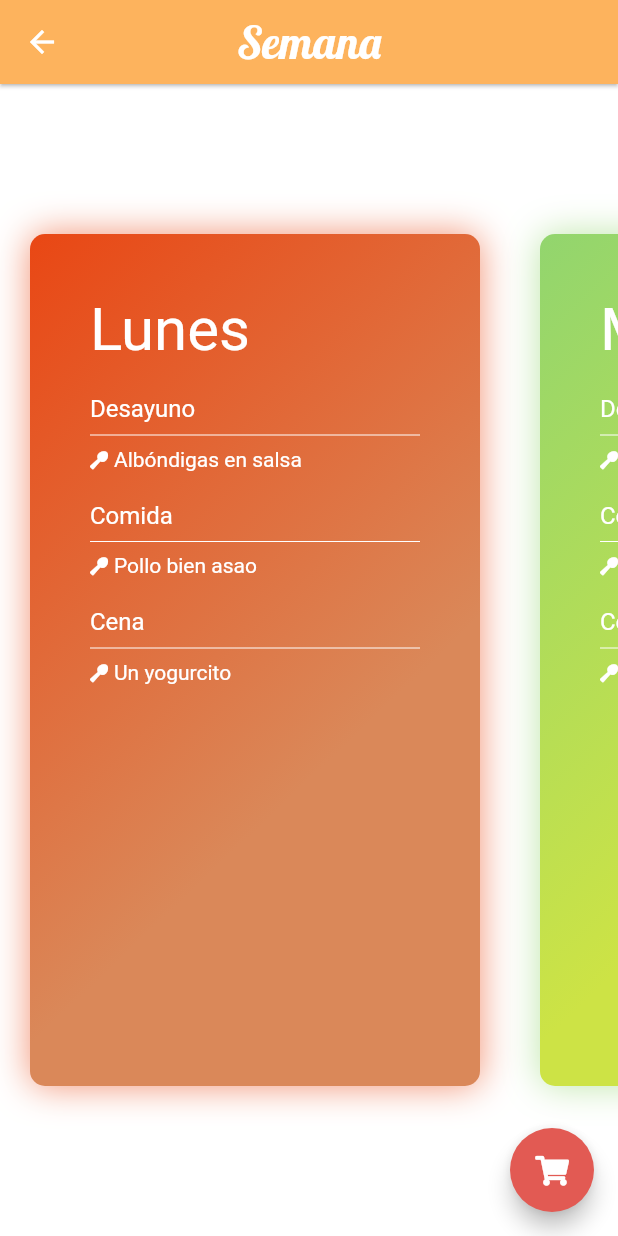
After one commit to rubenrcm/app_recipes, a Flutter app: the screen it shows after launch, after a tap on an icon or button, on a phone screen of 412 x 824 dp. The commit adds this screen. Run offline on Flutter 3.47's test engine with Material 2 defaults, Android fonts, the phone set to English and light mode, and no system bars; our stand-ins replace fluttertoast, font_awesome_flutter, gallery_saver, image_picker, sqflite; missing offline and left inert: flutter_duration_picker; accounts and stored records are empty.

Commit message:
Added new view with the draft of the week plan

```diff
--- a/lib/views/recipe_list.dart
+++ b/lib/views/recipe_list.dart
@@ -6,6 +6,7 @@ import 'package:recipes/models/photo_colors.dart';
 import 'package:recipes/models/recipe.dart';
 import 'package:recipes/utils/database_helper.dart';
 import 'package:recipes/views/recipe_detail.dart';
+import 'package:recipes/views/week_list.dart';
 import 'package:sqflite/sqflite.dart';
 import 'package:font_awesome_flutter/font_awesome_flutter.dart';
 import 'package:recipes/views/recipe_detail_edit.dart';
@@ -91,12 +92,12 @@ class RecipeListState extends State<RecipeList> {
 
 							IconButton(
 								icon: FaIcon(
-									FontAwesomeIcons.tag,
+									FontAwesomeIcons.calendarDay,
 									size: 20.0,
 									color: Colors.black26,
 								),
 								onPressed: () {
-									Fluttertoast.showToast(msg: 'Coming soon');
+									navigateToWeek();
 								},
 							),
 
@@ -162,6 +163,15 @@ class RecipeListState extends State<RecipeList> {
 	void navigateToCart() async {
 		bool result = await Navigator.push(context, MaterialPageRoute(builder: (context) {
 			return CartList();
+		}));
+		if (result == true) {
+			updateListView();
+		}
+	}
+
+	void navigateToWeek() async {
+		bool result = await Navigator.push(context, MaterialPageRoute(builder: (context) {
+			return WeekList();
 		}));
 		if (result == true) {
 			updateListView();
--- /dev/null
+++ b/lib/views/week_list.dart
@@ -0,0 +1,180 @@
+import 'dart:async';
+import 'package:flutter/material.dart';
+import 'package:flutter/services.dart';
+import 'package:fluttertoast/fluttertoast.dart';
+import 'package:recipes/models/recipe.dart';
+import 'package:recipes/utils/database_helper.dart';
+import 'package:recipes/views/recipe_detail.dart';
+import 'package:sqflite/sqflite.dart';
+import 'package:font_awesome_flutter/font_awesome_flutter.dart';
+import 'package:recipes/views/cart_list.dart';
+
+
+class WeekList extends StatefulWidget {
+
+	@override
+  State<StatefulWidget> createState() {
+    return WeekListState();
+  }
+}
+
+
+class WeekListState extends State<WeekList> {
+
+	DatabaseHelper databaseHelper = DatabaseHelper();
+	List<Recipe> recipeList;
+	int count = 0;
+	String query = '';
+	List<String> weekDays = ['Lunes', 'Martes', 'Miércoles', 'Jueves', 'Viernes','Sábado', 'Domingo'];
+
+	@override
+  Widget build(BuildContext context) {
+
+		if (recipeList == null) {
+			recipeList = List<Recipe>();
+			updateListView();
+		}
+
+		SystemChrome.setSystemUIOverlayStyle(SystemUiOverlayStyle(
+				statusBarColor: Theme.of(context).primaryColor
+		));
+
+    return Scaffold(
+			backgroundColor: Colors.white,
+
+	    appBar: AppBar(
+				centerTitle: true,
+		    elevation: 1.0,
+		    title: Text('Semana',
+										style: TextStyle(fontFamily: 'Lobster',
+																			fontSize: 30),
+				),
+				leading: IconButton(icon: Icon(Icons.arrow_back),
+						onPressed: () {
+							moveToLastScreen();
+						}
+				),
+	    ),
+
+	    body: getWeekDaysView(),
+			floatingActionButton: FloatingActionButton(
+				onPressed: () {
+				},
+				tooltip: 'Añade la compra de la semana',
+				child: FaIcon(FontAwesomeIcons.shoppingCart, size: 20,),
+			),
+
+    );
+  }
+
+  Widget getWeekDaysView() {
+		return ListView(
+			scrollDirection: Axis.horizontal,
+			physics: BouncingScrollPhysics(),
+			children: <Widget>[
+				dayCard(weekDays[0], 0xFFe94714, 0xFFda8859),
+				dayCard(weekDays[1], 0xFF92d56e, 0xFFcde345),
+				dayCard(weekDays[2], 0xFFa06bb9, 0xFFde6a9a),
+				dayCard(weekDays[3], 0xFF319fdd, 0xFF59d1d9),
+				dayCard(weekDays[4], 0xFFe2991d, 0xFFeece5b),
+				dayCard(weekDays[5], 0xFF32cd9a, 0xFF5bee9f),
+				dayCard(weekDays[6], 0xFFe75a5a, 0xFFbc79c2),
+			],
+		);
+  }
+
+  Widget dayCard(String name, int color1, int color2){
+		return new GestureDetector(
+			onTap: (){
+				Fluttertoast.showToast(msg: name);
+			},
+			child: Container(
+				width: 300,
+				margin: new EdgeInsets.only(left: 20, top: 100, right: 20, bottom: 100),
+				decoration: new BoxDecoration(
+					gradient: LinearGradient(
+						colors: [Color(color1), Color(color2)],
+						begin: Alignment.topLeft,
+						end: Alignment(0.8, 0.0),
+					),
+					borderRadius: new BorderRadius.circular(10.0),
+					boxShadow: <BoxShadow>[
+						new BoxShadow(
+							color: Color(color1 - 0x66000000),
+							blurRadius: 20.0,
+							offset: new Offset(0.0, 0.0),
+						),
+					],
+				),
+				child: Padding(
+					padding: const EdgeInsets.only(top:40, left: 40),
+					child: Column(
+						crossAxisAlignment: CrossAxisAlignment.start,
+						children: <Widget>[
+							Text(name, style: TextStyle(color: Colors.white, fontSize: 40),),
+							SizedBox(height: 20,),
+							Text("Desayuno", style: TextStyle(color: Colors.white, fontSize: 16),),
+							Divider(color: Colors.white, endIndent: 40,),
+							Row(children: <Widget>[
+								FaIcon(FontAwesomeIcons.utensilSpoon, color: Colors.white, size: 12,),
+								SizedBox(width: 4,),
+								Text("Albóndigas en salsa", style: TextStyle(color: Colors.white)),
+							],),
+							SizedBox(height: 20,),
+							Text("Comida", style: TextStyle(color: Colors.white, fontSize: 16),),
+							Divider(color: Colors.white, endIndent: 40,),
+							Row(children: <Widget>[
+								FaIcon(FontAwesomeIcons.utensilSpoon, color: Colors.white, size: 12,),
+								SizedBox(width: 4,),
+								Text("Pollo bien asao", style: TextStyle(color: Colors.white)),
+							],),
+							SizedBox(height: 20,),
+							Text("Cena", style: TextStyle(color: Colors.white, fontSize: 16),),
+							Divider(color: Colors.white, endIndent: 40,),
+							Row(children: <Widget>[
+								FaIcon(FontAwesomeIcons.utensilSpoon, color: Colors.white, size: 12,),
+								SizedBox(width: 4,),
+								Text("Un yogurcito", style: TextStyle(color: Colors.white)),
+							],),
+						],
+					)
+				),
+			),
+		);
+	}
+
+  void navigateToDay(Recipe recipe, String title) async {
+	  bool result = await Navigator.push(context, MaterialPageRoute(builder: (context) {
+		  return RecipeDetail(recipe, title);
+	  }));
+	  if (result == true) {
+	  	updateListView();
+	  }
+  }
+
+	void navigateToCart() async {
+		bool result = await Navigator.push(context, MaterialPageRoute(builder: (context) {
+			return CartList();
+		}));
+		if (result == true) {
+			updateListView();
+		}
+	}
+
+  void updateListView() {
+		final Future<Database> dbFuture = databaseHelper.initializeDatabase();
+		dbFuture.then((database) {
+			Future<List<Recipe>> recipeListFuture = databaseHelper.getRecipeList();
+			recipeListFuture.then((recipeList) {
+				setState(() {
+				  this.recipeList = recipeList;
+				  this.count = recipeList.length;
+				});
+			});
+		});
+  }
+
+	void moveToLastScreen() {
+		Navigator.pop(context, true);
+	}
+}
```
